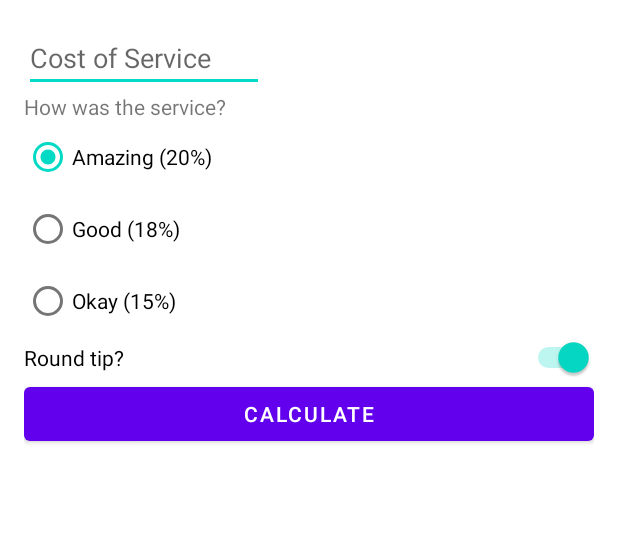
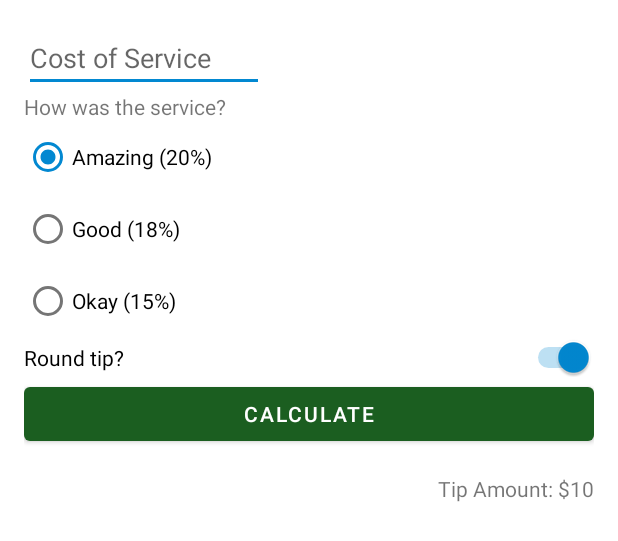
Before and after one commit to besmax/TipTime, an Android app: the layout activity_main.xml on its own in the app's theme, with its tools: preview values and no code run, on a phone screen of 412 x 824 dp. Shown: the top 541 px of the screen. Run offline under Robolectric (Android 15) with nearby library versions, the phone set to English and light mode, and no system bars.

Commit message:
colors were changed

```diff
--- a/app/build.gradle
+++ b/app/build.gradle
@@ -30,6 +30,10 @@ android {
     kotlinOptions {
         jvmTarget = '1.8'
     }
+
+    buildFeatures {
+        viewBinding = true
+    }
 }
 
 dependencies {
--- a/app/src/main/res/layout/activity_main.xml
+++ b/app/src/main/res/layout/activity_main.xml
@@ -8,79 +8,86 @@
     tools:context=".MainActivity"
     >
 
-
-
     <EditText
         android:id="@+id/cost_of_service"
         android:layout_width="160dp"
         android:layout_height="wrap_content"
+        android:hint="@string/cost_of_service"
         android:inputType="numberDecimal"
         app:layout_constraintStart_toStartOf="parent"
         app:layout_constraintTop_toTopOf="parent"
-        android:hint="Cost of Service"
         />
 
     <TextView
         android:id="@+id/service_question"
         android:layout_width="match_parent"
         android:layout_height="wrap_content"
-        android:text="How was the service?"
+        android:text="@string/how_was_the_service"
         app:layout_constraintStart_toStartOf="parent"
-        app:layout_constraintTop_toBottomOf="@id/cost_of_service"/>
+        app:layout_constraintTop_toBottomOf="@id/cost_of_service"
+        />
 
     <RadioGroup
         android:id="@+id/tip_options"
         android:layout_width="wrap_content"
         android:layout_height="wrap_content"
+        android:checkedButton="@id/option_twenty_percent"
         android:orientation="vertical"
         app:layout_constraintStart_toStartOf="parent"
         app:layout_constraintTop_toBottomOf="@id/service_question"
-        android:checkedButton="@id/option_twenty_percent">
+        >
 
         <RadioButton
             android:id="@+id/option_twenty_percent"
             android:layout_width="wrap_content"
             android:layout_height="wrap_content"
-            android:text="Amazing (20%)"/>
+            android:text="@string/amazing_option"
+            />
 
         <RadioButton
             android:id="@+id/option_eighteen_percent"
             android:layout_width="wrap_content"
             android:layout_height="wrap_content"
-            android:text="Good (18%)"/>
+            android:text="@string/good_option"
+            />
 
         <RadioButton
             android:id="@+id/option_fifteen_percent"
             android:layout_width="wrap_content"
             android:layout_height="wrap_content"
-            android:text="Okay (15%)"/>
+            android:text="@string/okay_option"
+            />
     </RadioGroup>
 
     <Switch
         android:id="@+id/round_up_switch"
         android:layout_width="0dp"
         android:layout_height="wrap_content"
+        android:checked="true"
+        android:text="@string/round_tip"
+        app:layout_constraintEnd_toEndOf="parent"
         app:layout_constraintStart_toStartOf="@id/tip_options"
-        app:layout_constraintEnd_toEndOf="parent"
         app:layout_constraintTop_toBottomOf="@id/tip_options"
-        android:checked="true"
-        android:text="Round tip?"/>
+        />
 
     <Button
         android:id="@+id/calculate_button"
         android:layout_width="0dp"
         android:layout_height="wrap_content"
+        android:text="@string/calculate"
+        app:layout_constraintEnd_toEndOf="parent"
         app:layout_constraintStart_toStartOf="parent"
-        app:layout_constraintEnd_toEndOf="parent"
         app:layout_constraintTop_toBottomOf="@id/round_up_switch"
-        android:text="Calculate"/>
+        />
 
     <TextView
         android:id="@+id/tip_result"
         android:layout_width="wrap_content"
         android:layout_height="wrap_content"
-        app:layout_constraintStart_toEndOf="parent"
+        android:layout_marginTop="16dp"
+        app:layout_constraintEnd_toEndOf="parent"
         app:layout_constraintTop_toBottomOf="@id/calculate_button"
-        android:text="Tip amount"/>
+        tools:text="Tip Amount: $10"
+        />
 
 </androidx.constraintlayout.widget.ConstraintLayout>
--- a/app/src/main/res/values-night/themes.xml
+++ b/app/src/main/res/values-night/themes.xml
@@ -2,12 +2,12 @@
     <!-- Base application theme. -->
     <style name="Theme.TipTime" parent="Theme.MaterialComponents.DayNight.DarkActionBar">
         <!-- Primary brand color. -->
-        <item name="colorPrimary">@color/purple_200</item>
-        <item name="colorPrimaryVariant">@color/purple_700</item>
+        <item name="colorPrimary">@color/green_light</item>
+        <item name="colorPrimaryVariant">@color/green</item>
         <item name="colorOnPrimary">@color/black</item>
         <!-- Secondary brand color. -->
-        <item name="colorSecondary">@color/teal_200</item>
-        <item name="colorSecondaryVariant">@color/teal_200</item>
+        <item name="colorSecondary">@color/blue_light</item>
+        <item name="colorSecondaryVariant">@color/blue</item>
         <item name="colorOnSecondary">@color/black</item>
         <!-- Status bar color. -->
         <item name="android:statusBarColor">?attr/colorPrimaryVariant</item>
--- a/app/src/main/res/values/colors.xml
+++ b/app/src/main/res/values/colors.xml
@@ -7,4 +7,12 @@
     <color name="teal_700">#FF018786</color>
     <color name="black">#FF000000</color>
     <color name="white">#FFFFFFFF</color>
+
+    <color name="green">#1B5E20</color>
+    <color name="green_dark">#003300</color>
+    <color name="green_light">#A5D6A7</color>
+
+    <color name="blue">#0288D1</color>
+    <color name="blue_dark">#005B9F</color>
+    <color name="blue_light">#81D4FA</color>
 </resources>
--- a/app/src/main/res/values/strings.xml
+++ b/app/src/main/res/values/strings.xml
@@ -1,3 +1,11 @@
 <resources>
     <string name="app_name">Tip Time</string>
+    <string name="cost_of_service">Cost of Service</string>
+    <string name="how_was_the_service">How was the service?</string>
+    <string name="amazing_option">Amazing (20%)</string>
+    <string name="good_option">Good (18%)</string>
+    <string name="okay_option">Okay (15%)</string>
+    <string name="calculate">Calculate</string>
+    <string name="round_tip">Round tip?</string>
+    <string name="tip_amount">Tip amount: %s</string>
 </resources>
--- a/app/src/main/res/values/themes.xml
+++ b/app/src/main/res/values/themes.xml
@@ -2,12 +2,12 @@
     <!-- Base application theme. -->
     <style name="Theme.TipTime" parent="Theme.MaterialComponents.DayNight.DarkActionBar">
         <!-- Primary brand color. -->
-        <item name="colorPrimary">@color/purple_500</item>
-        <item name="colorPrimaryVariant">@color/purple_700</item>
+        <item name="colorPrimary">@color/green</item>
+        <item name="colorPrimaryVariant">@color/green_dark</item>
         <item name="colorOnPrimary">@color/white</item>
         <!-- Secondary brand color. -->
-        <item name="colorSecondary">@color/teal_200</item>
-        <item name="colorSecondaryVariant">@color/teal_700</item>
+        <item name="colorSecondary">@color/blue</item>
+        <item name="colorSecondaryVariant">@color/blue_dark</item>
         <item name="colorOnSecondary">@color/black</item>
         <!-- Status bar color. -->
         <item name="android:statusBarColor">?attr/colorPrimaryVariant</item>
```
Also changed, not shown: app/src/main/java/bes/max/tiptime/MainActivity.kt (+34 -1 lines).
